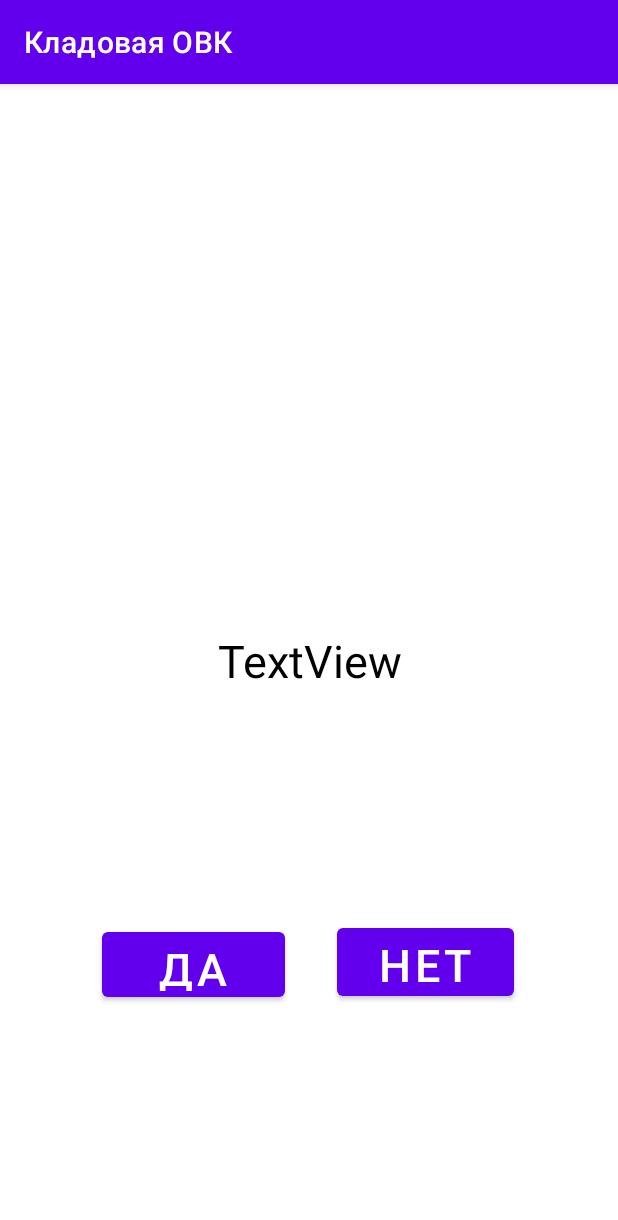
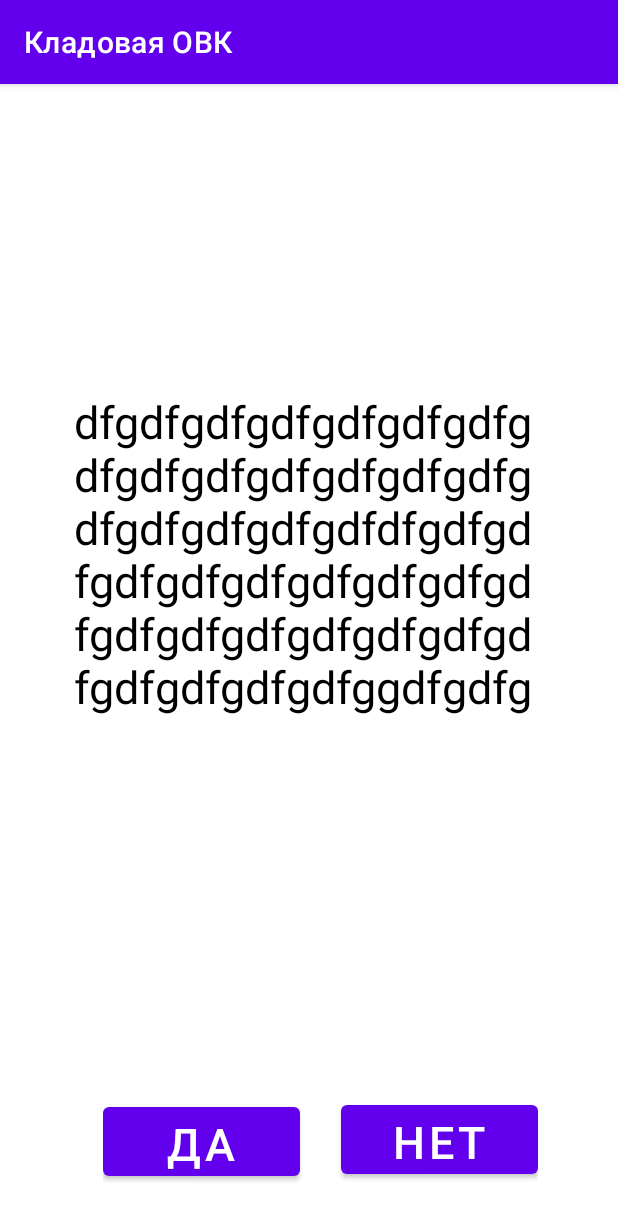
Before and after one commit to dtmary/TSD, an Android app: the messageyesno screen opened directly, with no data from a screen before it, on a phone screen of 412 x 824 dp. Shown: the top 1220 px of the screen. Run offline under Robolectric (Android 15) with nearby library versions, the phone set to English and light mode, and no system bars; 1 statement that could not run was skipped.

Commit message:
Android oracle

```diff
--- a/app/src/main/java/com/example/TSD/AnO/AnoQuery.java
+++ b/app/src/main/java/com/example/TSD/AnO/AnoQuery.java
@@ -208,9 +208,9 @@ public class AnoQuery {
             while (!connected) {
                 try {
                     //Реальный
-                    dbconnection = DriverManager.getConnection("jdbc:oracle:thin:@192.168.0.5:1521:ORA","skladuser","sklad");
+                    //dbconnection = DriverManager.getConnection("jdbc:oracle:thin:@192.168.0.5:1521:ORA","skladuser","sklad");
                     //Тестовый
-                    //dbconnection = DriverManager.getConnection("jdbc:oracle:thin:@192.168.0.105:1521:ORA","skladuser","sklad");
+                    dbconnection = DriverManager.getConnection("jdbc:oracle:thin:@192.168.0.105:1521:ORA","skladuser","sklad");
                //     dbconnection = DriverManager.getConnection(activity.getString(R.string.oraconnectionreal),
               //              activity.getString(R.string.oralogin),
               //              activity.getString(R.string.orapassword));
--- a/app/src/main/java/com/example/TSD/messageyesno.java
+++ b/app/src/main/java/com/example/TSD/messageyesno.java
@@ -5,6 +5,7 @@ import androidx.appcompat.app.AppCompatActivity;
 import android.app.Activity;
 import android.content.Intent;
 import android.os.Bundle;
+import android.text.method.ScrollingMovementMethod;
 import android.view.View;
 import android.widget.TextView;
 
@@ -22,6 +23,7 @@ public class messageyesno extends AppCompatActivity {
         activity = this;
         mesView = (TextView) findViewById(R.id.mesView);
         Bundle arguments = getIntent().getExtras();
+        mesView.setMovementMethod(new ScrollingMovementMethod());
         mesView.setText(arguments.get("message").toString());
     }
 
--- a/app/src/main/res/layout/activity_messageyesno.xml
+++ b/app/src/main/res/layout/activity_messageyesno.xml
@@ -2,66 +2,62 @@
 <androidx.constraintlayout.widget.ConstraintLayout xmlns:android="http://schemas.android.com/apk/res/android"
     xmlns:app="http://schemas.android.com/apk/res-auto"
     xmlns:tools="http://schemas.android.com/tools"
+    android:id="@+id/linearLayout2"
     android:layout_width="match_parent"
     android:layout_height="match_parent"
     tools:context="com.example.TSD.messageyesno">
 
+
     <TextView
         android:id="@+id/mesView"
-        android:layout_width="wrap_content"
-        android:layout_height="wrap_content"
-        android:gravity="center"
-        android:text="TextView"
+        android:layout_width="346dp"
+        android:layout_height="285dp"
+        android:ellipsize="marquee"
+        android:padding="16dp"
+        android:scrollbars="vertical"
+        android:text="dfgdfgdfgdfgdfgdfgdfgdfgdfgdfgdfgdfgdfgdfgdfgdfgdfgdfgdfdfgdfgdfgdfgdfgdfgdfgdfgdfgdfgdfgdfgdfgdfgdfgdfgdfgdfgdfgdfgdfggdfgdfg"
         android:textColor="@color/black"
         android:textSize="30dp"
-        app:layout_constraintBottom_toBottomOf="parent"
+        app:layout_constraintBottom_toTopOf="@+id/constraintLayout2"
         app:layout_constraintEnd_toEndOf="parent"
         app:layout_constraintStart_toStartOf="parent"
         app:layout_constraintTop_toTopOf="parent" />
 
 
     <androidx.constraintlayout.widget.ConstraintLayout
-        android:layout_width="308dp"
-        android:layout_height="96dp"
+        android:id="@+id/constraintLayout2"
+        android:layout_width="290dp"
+        android:layout_height="84dp"
         app:layout_constraintBottom_toBottomOf="parent"
         app:layout_constraintEnd_toEndOf="parent"
+        app:layout_constraintHorizontal_bias="0.564"
         app:layout_constraintStart_toStartOf="parent"
-        app:layout_constraintTop_toBottomOf="@+id/mesView">
+        app:layout_constraintTop_toTopOf="parent"
+        app:layout_constraintVertical_bias="0.969">
 
         <Button
             android:id="@+id/btnYes"
-            android:layout_width="122dp"
-            android:layout_height="55dp"
+            android:layout_width="131dp"
+            android:layout_height="58dp"
             android:onClick="onYesClick"
             android:text="да"
             android:textSize="30dp"
             app:layout_constraintBottom_toBottomOf="parent"
-            app:layout_constraintEnd_toStartOf="@+id/space"
             app:layout_constraintStart_toStartOf="parent"
             app:layout_constraintTop_toTopOf="parent" />
 
         <Button
             android:id="@+id/btnNo"
-            android:layout_width="118dp"
-            android:layout_height="57dp"
+            android:layout_width="131dp"
+            android:layout_height="58dp"
             android:onClick="onNoClick"
             android:text="нет"
             android:textSize="30dp"
             app:layout_constraintBottom_toBottomOf="parent"
             app:layout_constraintEnd_toEndOf="parent"
-            app:layout_constraintHorizontal_bias="0.526"
-            app:layout_constraintStart_toEndOf="@+id/space"
             app:layout_constraintTop_toTopOf="parent"
             app:layout_constraintVertical_bias="0.47" />
 
-        <Space
-            android:id="@+id/space"
-            android:layout_width="wrap_content"
-            android:layout_height="wrap_content"
-            app:layout_constraintBottom_toBottomOf="parent"
-            app:layout_constraintEnd_toEndOf="parent"
-            app:layout_constraintStart_toStartOf="parent"
-            app:layout_constraintTop_toTopOf="parent" />
     </androidx.constraintlayout.widget.ConstraintLayout>
 
 </androidx.constraintlayout.widget.ConstraintLayout>
```
Also changed, not shown: app/src/main/java/com/example/TSD/rsx.java (+29 -4 lines).
